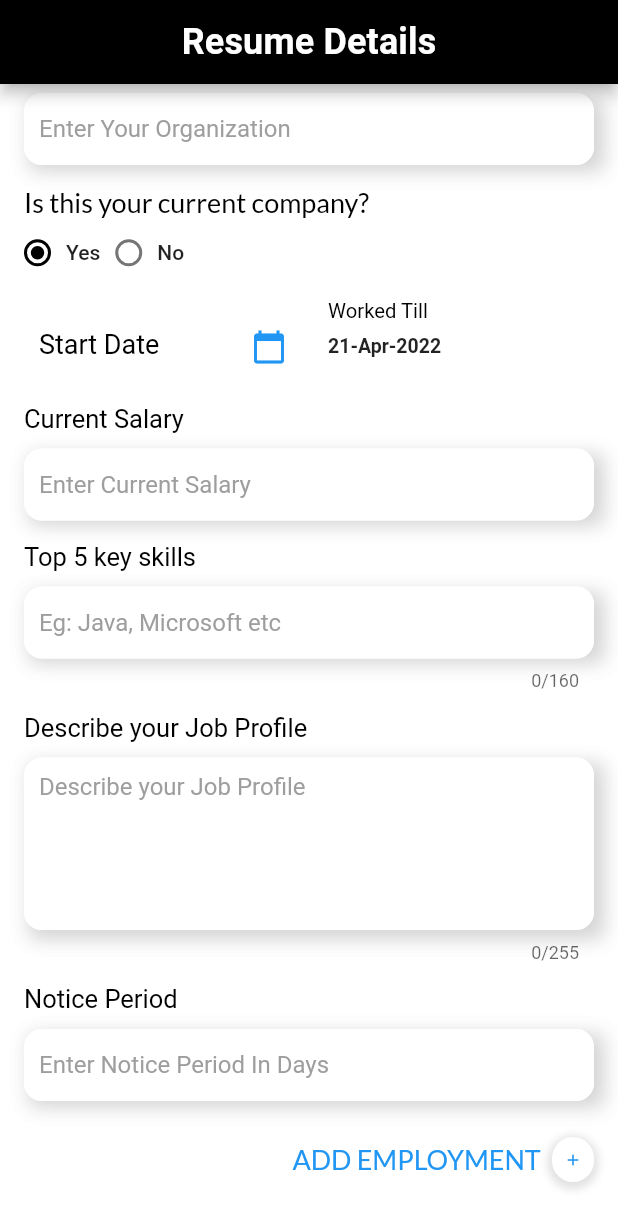
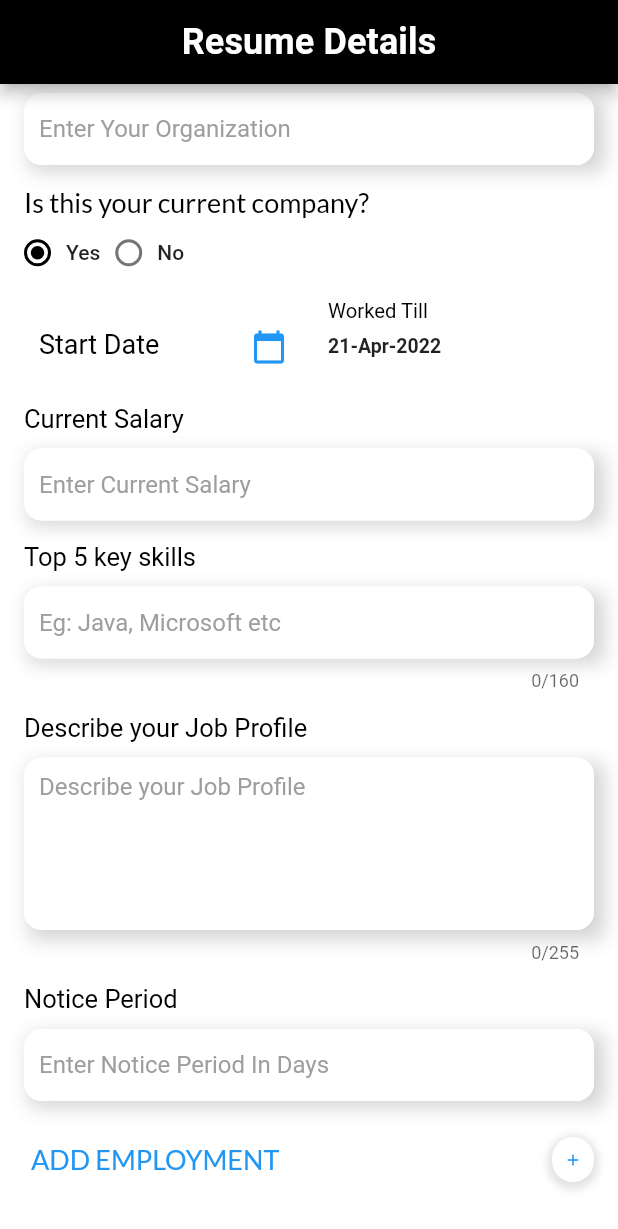
Before and after one commit to M2SANTHE-DEV/resume_builder, a Flutter app: the screen it shows after launch, scrolled down 576 dp, on a phone screen of 412 x 824 dp. Shown: the top 1229 px of the screen. Run offline on Flutter 3.47's test engine with Material 2 defaults, Android fonts, the phone set to English and light mode, and no system bars; our stand-ins replace google_fonts.

Commit message:
Text hiding adjusting in preview screen

```diff
--- a/lib/screens/preview_details.dart
+++ b/lib/screens/preview_details.dart
@@ -250,13 +250,13 @@ class _PreviewDetailsState extends State<PreviewDetails> {
   Widget _buildDesignationWidget(String label){
     return Container(
         width: MediaQuery.of(context).size.width/1.2,
-        child: Text(label, style: Theme.of(context!).primaryTextTheme.subtitle1?.apply(color: Colors.black87,fontSizeDelta: 3, fontWeightDelta: 2),));
+        child: Text(label, style: Theme.of(context).primaryTextTheme.subtitle1?.apply(color: Colors.black87,fontSizeDelta: 3, fontWeightDelta: 2),));
   }
 
   Widget _buildLabelWidget(String label){
     return Container(
         width: MediaQuery.of(context).size.width/1.2,
-        child: Text(label,style: Theme.of(context!).primaryTextTheme.subtitle1?.apply(color: Colors.grey[600],fontSizeDelta: 2,)));
+        child: Text(label,style: Theme.of(context).primaryTextTheme.subtitle1?.apply(color: Colors.grey[600],fontSizeDelta: 2,)));
   }
 
   Widget _buildLabelAndTextWidget(String label, String text){
--- a/lib/widget/common_widgets.dart
+++ b/lib/widget/common_widgets.dart
@@ -11,7 +11,9 @@ class CommonWidget {
   }
 
   Widget buildLabelText(String text, {Color? fontColor}){
-    return Text(text, style: Theme.of(navigatorKey.currentContext!).primaryTextTheme.subtitle1?.apply(color: fontColor ?? Colors.black,fontSizeDelta: 2));
+    return Container(
+        width: MediaQuery.of(navigatorKey.currentContext!).size.width/1.2,
+        child: Text(text, style: Theme.of(navigatorKey.currentContext!).primaryTextTheme.subtitle1?.apply(color: fontColor ?? Colors.black,fontSizeDelta: 2)));
   }
 
   void successDialogBox(BuildContext context) {
```
